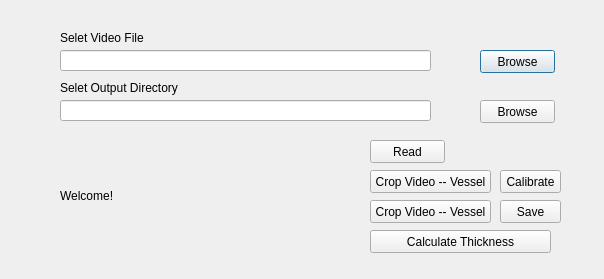
First picture: the form in FMD.ui, repository wangshubo90/FMDanalysis, before the edit.
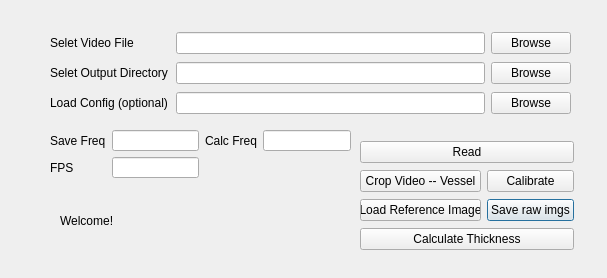
Second picture: the form after the edit.

Diff of the .ui file:
```diff
--- a/FMD.ui
+++ b/FMD.ui
@@ -6,105 +6,20 @@
    <rect>
     <x>0</x>
     <y>0</y>
-    <width>604</width>
-    <height>279</height>
+    <width>607</width>
+    <height>278</height>
    </rect>
   </property>
   <property name="windowTitle">
    <string>Dialog</string>
   </property>
-  <widget class="QLineEdit" name="showVideoFile">
-   <property name="geometry">
-    <rect>
-     <x>60</x>
-     <y>50</y>
-     <width>371</width>
-     <height>21</height>
-    </rect>
-   </property>
-  </widget>
-  <widget class="QPushButton" name="browseVideo">
-   <property name="geometry">
-    <rect>
-     <x>480</x>
-     <y>50</y>
-     <width>75</width>
-     <height>23</height>
-    </rect>
-   </property>
-   <property name="text">
-    <string>Browse</string>
-   </property>
-  </widget>
-  <widget class="QLineEdit" name="showOutput">
-   <property name="geometry">
-    <rect>
-     <x>60</x>
-     <y>100</y>
-     <width>371</width>
-     <height>21</height>
-    </rect>
-   </property>
-  </widget>
-  <widget class="QPushButton" name="browseOutput">
-   <property name="geometry">
-    <rect>
-     <x>480</x>
-     <y>100</y>
-     <width>75</width>
-     <height>23</height>
-    </rect>
-   </property>
-   <property name="text">
-    <string>Browse</string>
-   </property>
-  </widget>
-  <widget class="QLabel" name="labelRefDir">
-   <property name="geometry">
-    <rect>
-     <x>60</x>
-     <y>30</y>
-     <width>371</width>
-     <height>16</height>
-    </rect>
-   </property>
-   <property name="text">
-    <string>Selet Video File</string>
-   </property>
-  </widget>
-  <widget class="QLabel" name="labelTarDir">
-   <property name="geometry">
-    <rect>
-     <x>60</x>
-     <y>80</y>
-     <width>371</width>
-     <height>16</height>
-    </rect>
-   </property>
-   <property name="text">
-    <string>Selet Output Directory</string>
-   </property>
-  </widget>
-  <widget class="QPushButton" name="readButton">
-   <property name="geometry">
-    <rect>
-     <x>370</x>
-     <y>140</y>
-     <width>75</width>
-     <height>23</height>
-    </rect>
-   </property>
-   <property name="text">
-    <string>Read</string>
-   </property>
-  </widget>
   <widget class="QLabel" name="labelLog">
    <property name="geometry">
     <rect>
      <x>60</x>
-     <y>140</y>
-     <width>301</width>
-     <height>111</height>
+     <y>190</y>
+     <width>291</width>
+     <height>61</height>
     </rect>
    </property>
    <property name="text">
@@ -114,70 +29,194 @@
     <bool>true</bool>
    </property>
   </widget>
-  <widget class="QPushButton" name="calcThickness">
+  <widget class="QWidget" name="">
    <property name="geometry">
     <rect>
-     <x>370</x>
-     <y>230</y>
-     <width>181</width>
-     <height>23</height>
+     <x>50</x>
+     <y>130</y>
+     <width>301</width>
+     <height>48</height>
     </rect>
    </property>
-   <property name="text">
-    <string>Calculate Thickness</string>
-   </property>
+   <layout class="QGridLayout" name="gridLayout">
+    <item row="1" column="0">
+     <widget class="QLabel" name="labelRefDir_3">
+      <property name="text">
+       <string>FPS</string>
+      </property>
+     </widget>
+    </item>
+    <item row="0" column="2">
+     <widget class="QLabel" name="labelRefDir_4">
+      <property name="text">
+       <string>Calc Freq</string>
+      </property>
+     </widget>
+    </item>
+    <item row="0" column="1">
+     <widget class="QLineEdit" name="freqBox"/>
+    </item>
+    <item row="1" column="1">
+     <widget class="QLineEdit" name="fpsBox"/>
+    </item>
+    <item row="0" column="0">
+     <widget class="QLabel" name="labelRefDir_2">
+      <property name="text">
+       <string>Save Freq</string>
+      </property>
+     </widget>
+    </item>
+    <item row="0" column="3">
+     <widget class="QLineEdit" name="freqBox_2"/>
+    </item>
+   </layout>
   </widget>
-  <widget class="QPushButton" name="cropButtonVideo">
+  <widget class="QWidget" name="">
    <property name="geometry">
     <rect>
-     <x>370</x>
-     <y>170</y>
-     <width>121</width>
-     <height>23</height>
+     <x>360</x>
+     <y>140</y>
+     <width>214</width>
+     <height>112</height>
     </rect>
    </property>
-   <property name="text">
-    <string>Crop Video -- Vessel</string>
-   </property>
+   <layout class="QGridLayout" name="gridLayout_2">
+    <item row="3" column="1">
+     <widget class="QPushButton" name="saveButton">
+      <property name="text">
+       <string>Save raw imgs</string>
+      </property>
+     </widget>
+    </item>
+    <item row="2" column="1">
+     <widget class="QPushButton" name="saveButtonVessel">
+      <property name="text">
+       <string>Calibrate</string>
+      </property>
+     </widget>
+    </item>
+    <item row="2" column="0">
+     <widget class="QPushButton" name="cropButtonVideo">
+      <property name="text">
+       <string>Crop Video -- Vessel</string>
+      </property>
+     </widget>
+    </item>
+    <item row="3" column="0">
+     <widget class="QPushButton" name="loadrefButton">
+      <property name="text">
+       <string>Load Reference Image</string>
+      </property>
+     </widget>
+    </item>
+    <item row="4" column="0" colspan="2">
+     <widget class="QPushButton" name="calcThickness">
+      <property name="text">
+       <string>Calculate Thickness</string>
+      </property>
+     </widget>
+    </item>
+    <item row="1" column="0" colspan="2">
+     <widget class="QPushButton" name="readButton">
+      <property name="text">
+       <string>Read</string>
+      </property>
+     </widget>
+    </item>
+   </layout>
   </widget>
-  <widget class="QPushButton" name="cropButton">
+  <widget class="QWidget" name="">
    <property name="geometry">
     <rect>
-     <x>370</x>
-     <y>200</y>
-     <width>121</width>
-     <height>23</height>
+     <x>50</x>
+     <y>30</y>
+     <width>521</width>
+     <height>89</height>
     </rect>
    </property>
-   <property name="text">
-    <string>Crop Video -- Vessel</string>
-   </property>
-  </widget>
-  <widget class="QPushButton" name="saveButtonVessel">
-   <property name="geometry">
-    <rect>
-     <x>500</x>
-     <y>170</y>
-     <width>61</width>
-     <height>23</height>
-    </rect>
-   </property>
-   <property name="text">
-    <string>Calibrate</string>
-   </property>
-  </widget>
-  <widget class="QPushButton" name="saveButton">
-   <property name="geometry">
-    <rect>
-     <x>500</x>
-     <y>200</y>
-     <width>61</width>
-     <height>23</height>
-    </rect>
-   </property>
-   <property name="text">
-    <string>Save</string>
-   </property>
+   <layout class="QVBoxLayout" name="verticalLayout">
+    <item>
+     <layout class="QHBoxLayout" name="horizontalLayout_2">
+      <item>
+       <widget class="QLabel" name="labelRefDir">
+        <property name="minimumSize">
+         <size>
+          <width>120</width>
+          <height>0</height>
+         </size>
+        </property>
+        <property name="text">
+         <string>Selet Video File</string>
+        </property>
+       </widget>
+      </item>
+      <item>
+       <widget class="QLineEdit" name="showVideoFile"/>
+      </item>
+      <item>
+       <widget class="QPushButton" name="browseVideo">
+        <property name="text">
+         <string>Browse</string>
+        </property>
+       </widget>
+      </item>
+     </layout>
+    </item>
+    <item>
+     <layout class="QHBoxLayout" name="horizontalLayout">
+      <item>
+       <widget class="QLabel" name="labelTarDir">
+        <property name="minimumSize">
+         <size>
+          <width>120</width>
+          <height>0</height>
+         </size>
+        </property>
+        <property name="text">
+         <string>Selet Output Directory</string>
+        </property>
+       </widget>
+      </item>
+      <item>
+       <widget class="QLineEdit" name="showOutput"/>
+      </item>
+      <item>
+       <widget class="QPushButton" name="browseOutput">
+        <property name="text">
+         <string>Browse</string>
+        </property>
+       </widget>
+      </item>
+     </layout>
+    </item>
+    <item>
+     <layout class="QHBoxLayout" name="horizontalLayout_3">
+      <item>
+       <widget class="QLabel" name="labelTarDir_2">
+        <property name="minimumSize">
+         <size>
+          <width>120</width>
+          <height>0</height>
+         </size>
+        </property>
+        <property name="text">
+         <string>Load Config (optional)</string>
+        </property>
+       </widget>
+      </item>
+      <item>
+       <widget class="QLineEdit" name="showConfig"/>
+      </item>
+      <item>
+       <widget class="QPushButton" name="browseConfig">
+        <property name="text">
+         <string>Browse</string>
+        </property>
+       </widget>
+      </item>
+     </layout>
+    </item>
+   </layout>
   </widget>
  </widget>
  <resources/>
```
